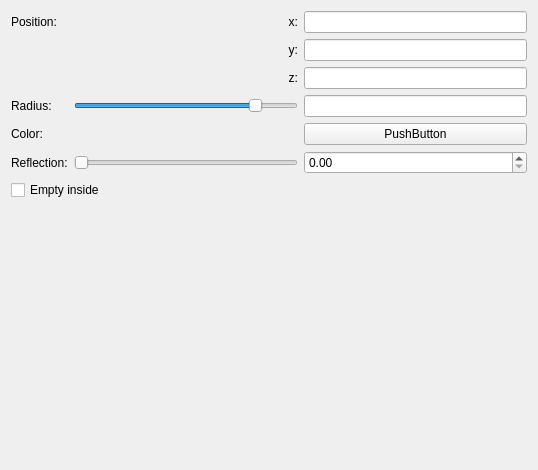
The window that trunk/mandelbulber2/qt_data/primitive_sphere.ui (buddhi1980/mandelbulber2) describes before a commit, drawn with Qt 5.
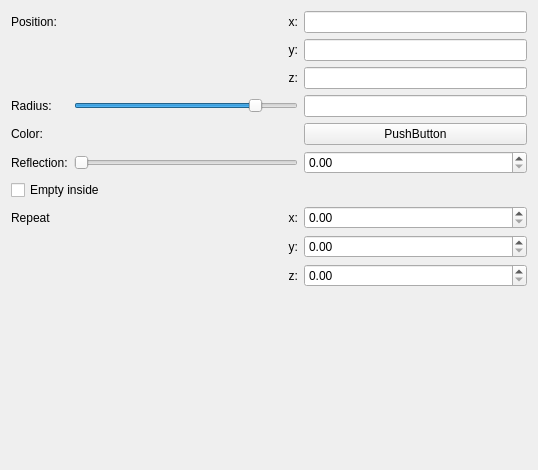
The same window after the commit. Custom widgets are drawn as their Qt base class.

Commit message: Added Repeat Operator for Fractals (in Fractal->Options->Repeat) and for Volume Primitives like Box, Cone, ... (directly in Primitive Settings)

Diff of the .ui file:
```diff
--- a/trunk/mandelbulber2/qt_data/primitive_sphere.ui
+++ b/trunk/mandelbulber2/qt_data/primitive_sphere.ui
@@ -170,6 +170,44 @@
        </property>
       </widget>
      </item>
+
+<!-- Repeat Start -->
+     <item row="7" column="0">
+      <widget class="QLabel" name="label">
+       <property name="text">
+        <string>Repeat</string>
+       </property>
+      </widget>
+     </item>
+     <item row="7" column="2">
+      <widget class="MyDoubleSpinBox" name="spinboxd3_repeat_x"/>
+     </item>
+     <item row="8" column="2">
+      <widget class="MyDoubleSpinBox" name="spinboxd3_repeat_y"/>
+     </item>
+     <item row="9" column="2">
+      <widget class="MyDoubleSpinBox" name="spinboxd3_repeat_z"/>
+     </item>
+     <item row="7" column="1">
+      <widget class="QLabel" name="label_repeat_x">
+       <property name="text"><string>x:</string></property>
+       <property name="alignment"><set>Qt::AlignRight|Qt::AlignTrailing|Qt::AlignVCenter</set></property>
+      </widget>
+     </item>
+     <item row="8" column="1">
+      <widget class="QLabel" name="label_repeat_y">
+      <property name="text"><string>y:</string></property>
+       <property name="alignment"><set>Qt::AlignRight|Qt::AlignTrailing|Qt::AlignVCenter</set></property>
+      </widget>
+     </item>
+     <item row="9" column="1">
+      <widget class="QLabel" name="label_repeat_z">
+       <property name="text"><string>z:</string></property>
+       <property name="alignment"><set>Qt::AlignRight|Qt::AlignTrailing|Qt::AlignVCenter</set></property>
+      </widget>
+     </item>
+     <!-- Repeat End -->
+
     </layout>
    </item>
    <item>
```
The commit also changes 12 other files.
